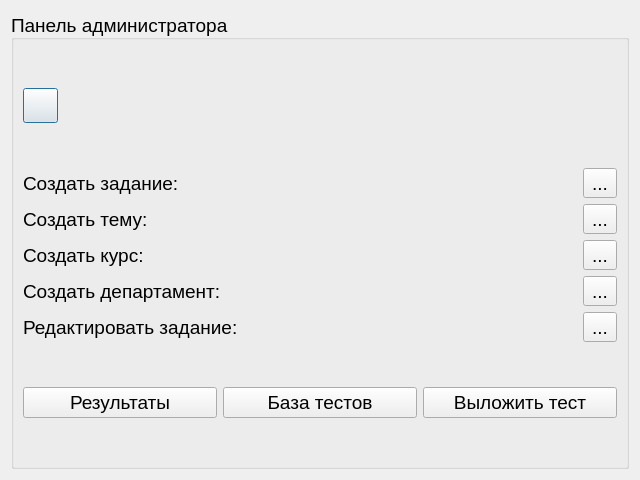
First picture: the form in adminwindow.ui, repository Rayzedan/SystemControlStudent, before the edit.
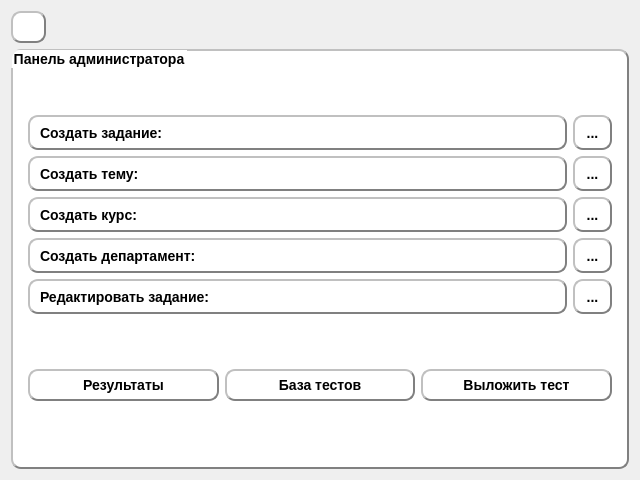
Second picture: the form after the edit.

```diff
--- a/adminwindow.ui
+++ b/adminwindow.ui
@@ -19,15 +19,81 @@
   <property name="windowTitle">
    <string/>
   </property>
+  <property name="styleSheet">
+   <string notr="true"/>
+  </property>
   <layout class="QVBoxLayout" name="verticalLayout_4">
+   <item>
+    <layout class="QHBoxLayout" name="horizontalLayout_2">
+     <item>
+      <widget class="QPushButton" name="pushButton_4">
+       <property name="maximumSize">
+        <size>
+         <width>35</width>
+         <height>35</height>
+        </size>
+       </property>
+       <property name="styleSheet">
+        <string notr="true">QWidget {
+	background-color: white;
+     border-style: outset;
+     border-width: 2px;
+     border-radius: 10px;
+     border-color: gray;
+     font: bold 14px;
+  
+     padding: 6px;}</string>
+       </property>
+       <property name="text">
+        <string/>
+       </property>
+      </widget>
+     </item>
+     <item>
+      <spacer name="horizontalSpacer">
+       <property name="orientation">
+        <enum>Qt::Horizontal</enum>
+       </property>
+       <property name="sizeHint" stdset="0">
+        <size>
+         <width>40</width>
+         <height>20</height>
+        </size>
+       </property>
+      </spacer>
+     </item>
+    </layout>
+   </item>
    <item>
     <widget class="QGroupBox" name="groupBox">
      <property name="font">
       <font>
-       <pointsize>14</pointsize>
+       <pointsize>-1</pointsize>
+       <italic>false</italic>
+       <bold>true</bold>
        <kerning>true</kerning>
       </font>
      </property>
+     <property name="styleSheet">
+      <string notr="true">QWidget {
+	background-color: white;
+     border-style: outset;
+     border-width: 2px;
+     border-radius: 10px;
+     border-color: gray;
+     font: bold 14px;
+  
+     padding: 6px;}
+
+QPushButton:pressed {
+     background-color: grey;
+     border-style: inset;
+ }
+QToolButton:pressed {
+     background-color: grey;
+     border-style: inset;
+ }</string>
+     </property>
      <property name="title">
       <string>Панель администратора</string>
      </property>
@@ -40,20 +106,7 @@
      <property name="checkable">
       <bool>false</bool>
      </property>
-     <layout class="QVBoxLayout" name="verticalLayout_3">
-      <item>
-       <widget class="QPushButton" name="pushButton_4">
-        <property name="maximumSize">
-         <size>
-          <width>35</width>
-          <height>35</height>
-         </size>
-        </property>
-        <property name="text">
-         <string/>
-        </property>
-       </widget>
-      </item>
+     <layout class="QVBoxLayout" name="verticalLayout_3" stretch="0,10">
       <item>
        <layout class="QHBoxLayout" name="horizontalLayout_3">
         <item>
```
